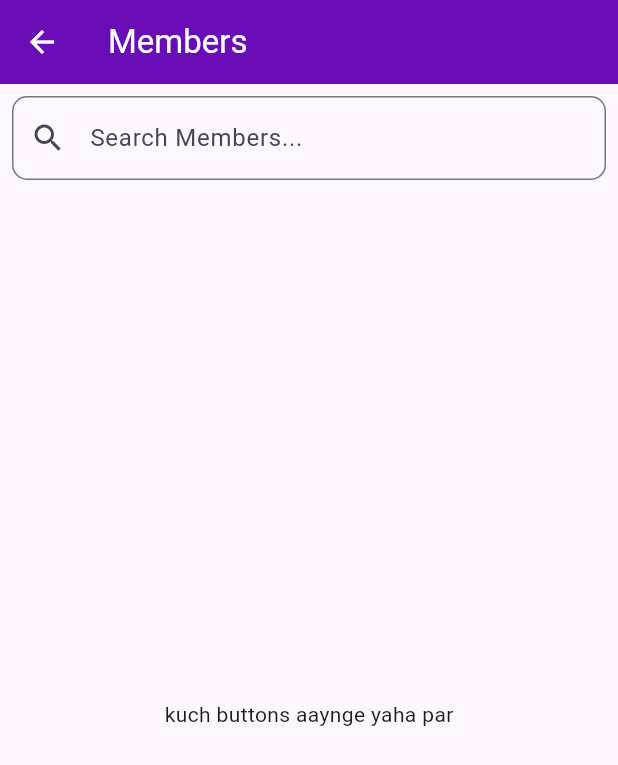
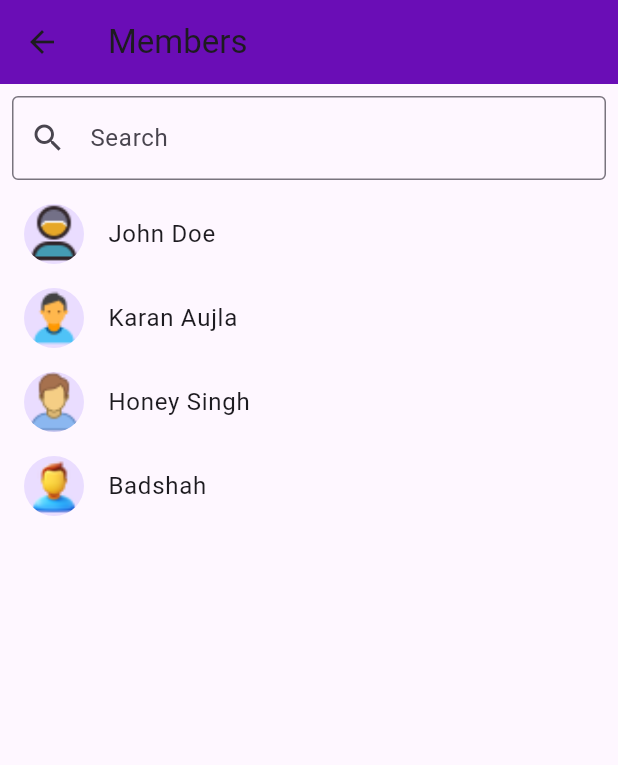
Before and after one commit to RohitSingh-04/TrackUs, a Flutter app: the MemberScreen screen opened directly, on a phone screen of 412 x 824 dp. Shown: the top 765 px of the screen. Run offline on Flutter 3.47's test engine with Material 3 defaults, Android fonts, the phone set to English and light mode, and no system bars; our stand-ins replace google_maps_flutter.

Commit message:
changed folder structure and added members

```diff
--- /dev/null
+++ b/lib/models/person.dart
@@ -0,0 +1,10 @@
+// models/person.dart
+import 'package:google_maps_flutter/google_maps_flutter.dart';
+
+class Person {
+  final String name;
+  final String imagePath;
+  final List<LatLng> locations;
+
+  Person({required this.name, required this.imagePath, required this.locations});
+}
--- a/lib/screens/member_screen.dart
+++ b/lib/screens/member_screen.dart
@@ -1,18 +1,25 @@
+// member_screen.dart
 import 'package:flutter/material.dart';
+import '../utils/constants.dart'; // Import constants
+import 'person_details_screen.dart';
+import '../models/person.dart'; // Import the Person model
 
 class MemberScreen extends StatefulWidget {
-  const MemberScreen({super.key});
-
   @override
   _MemberScreenState createState() => _MemberScreenState();
 }
 
 class _MemberScreenState extends State<MemberScreen> {
-  TextEditingController searchController = TextEditingController();
+  List<Person> filteredList = persons; // Initialize with the full list
 
-  void onSearch(String query) {
-    // Implement your search logic here, e.g., filter members
-    print("Searching for: $query");
+  void _filterMembers(String query) {
+    final filtered = persons.where((person) {
+      return person.name.toLowerCase().contains(query.toLowerCase());
+    }).toList();
+
+    setState(() {
+      filteredList = filtered;
+    });
   }
 
   @override
@@ -20,30 +27,46 @@ class _MemberScreenState extends State<MemberScreen> {
     return Scaffold(
       appBar: AppBar(
         title: const Text('Members'),
-        backgroundColor: const Color.fromARGB(255, 106, 13, 182),
-        foregroundColor: Colors.white,
+        backgroundColor: Color.fromARGB(255, 106, 13, 182),
       ),
       body: Column(
         children: [
-          // Search bar below the AppBar
           Padding(
             padding: const EdgeInsets.all(8.0),
             child: TextField(
-              controller: searchController,
+              onChanged: _filterMembers,
               decoration: InputDecoration(
-                hintText: 'Search Members...',
-                prefixIcon: const Icon(Icons.search),
-                border: OutlineInputBorder(
-                  borderRadius: BorderRadius.circular(10),
-                ),
+                labelText: 'Search',
+                border: OutlineInputBorder(),
+                prefixIcon: Icon(Icons.search),
               ),
-              onSubmitted: onSearch, // When "Enter" or "Return" is pressed
             ),
           ),
-          const Expanded(
-            child: Center(
-              child: Text('kuch buttons aaynge yaha par'),
-            ),
+          Expanded(
+            child: filteredList.isNotEmpty
+                ? ListView.builder(
+                    itemCount: filteredList.length,
+                    itemBuilder: (context, index) {
+                      final person = filteredList[index];
+                      return ListTile(
+                        leading: CircleAvatar(
+                          backgroundImage: AssetImage(person.imagePath),
+                        ),
+                        title: Text(person.name),
+                        onTap: () {
+                          Navigator.push(
+                            context,
+                            MaterialPageRoute(
+                              builder: (context) => PersonDetailsScreen(person: person),
+                            ),
+                          );
+                        },
+                      );
+                    },
+                  )
+                : Center(
+                    child: Text('No results found'),
+                  ),
           ),
         ],
       ),
--- a/lib/utils/constants.dart
+++ b/lib/utils/constants.dart
@@ -0,0 +1,39 @@
+import 'package:google_maps_flutter/google_maps_flutter.dart';
+import '../models/person.dart';
+
+// Constants for persons and their locations
+final List<Person> persons = [
+  Person(
+    name: 'John Doe',
+    imagePath: 'assets/person1.png',
+    locations: [
+      LatLng(39.42796133580664, -110.085749655962),
+      // Add more LatLng points as needed
+    ],
+  ),
+  Person(
+    name: 'Karan Aujla',
+    imagePath: 'assets/person2.png',
+    locations: [
+      LatLng(100.42796133580664, -120.085749655962),
+      // Add more LatLng points as needed
+    ],
+  ),
+  Person(
+    name: 'Honey Singh',
+    imagePath: 'assets/person3.png',
+    locations: [
+      LatLng(37.42796133580664, -122.085749655962),
+      // Add more LatLng points as needed
+    ],
+  ),
+  Person(
+    name: 'Badshah',
+    imagePath: 'assets/person4.png',
+    locations: [
+      LatLng(37.42796133580664, -122.085749655962),
+      // Add more LatLng points as needed
+    ],
+  ),
+  // Add more Person instances as needed
+];
```
Also changed, not shown: lib/screens/menu_screen.dart (+64 -5 lines), lib/screens/person_details_screen.dart (added, +43 -0 lines), pubspec.yaml (+8 -0 lines), assets/person1.png (added), assets/person2.png (added), assets/person3.png (added), assets/person4.png (added), pubspec.lock, 2 other files.
